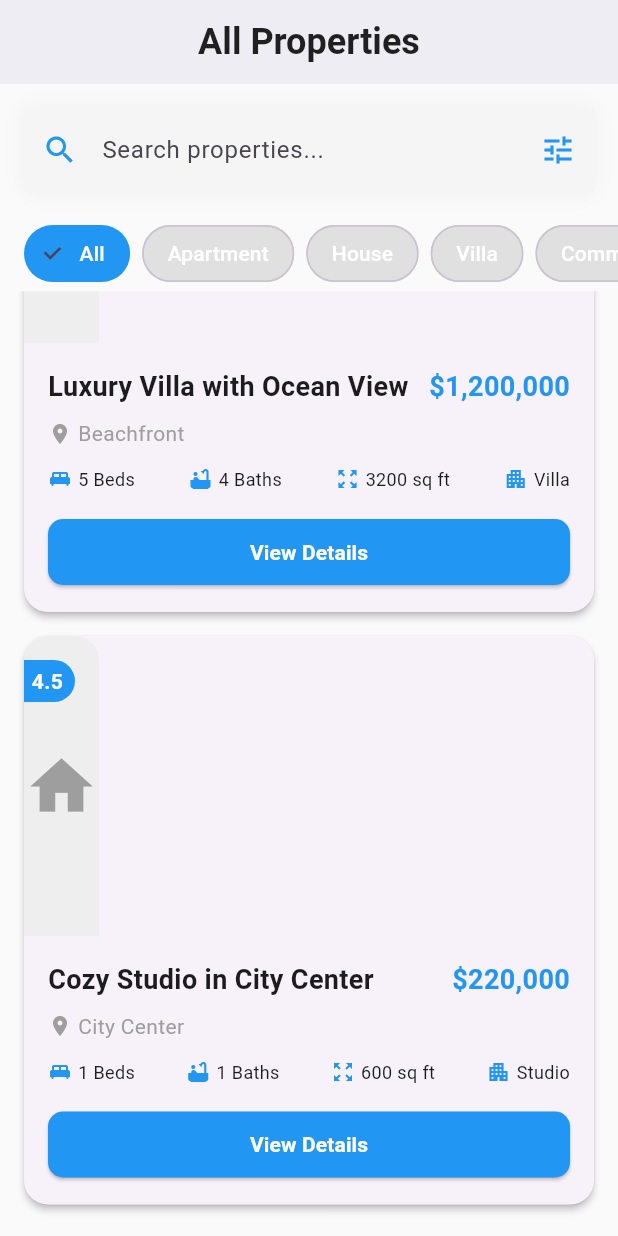
After one commit to Prashantkumar957/Sell-and-Rent, a Flutter app: the Viewscreen screen opened directly, scrolled down 576 dp, after a tap on "All", on a phone screen of 412 x 824 dp. The commit adds this screen. Run offline on Flutter 3.47's test engine with Material 3 defaults, Android fonts, the light colour scheme and no system bars; our stand-ins replace image_picker; network calls fail.

Commit message:
View Screen added

```diff
--- a/lib/Lisitng.dart
+++ b/lib/Lisitng.dart
@@ -1,6 +1,7 @@
 import 'package:flutter/material.dart';
 import 'package:image_picker/image_picker.dart';
-
+import 'package:sellandrent/ViewScreen.dart';
+import 'package:sellandrent/ViewScreen.dart';
 class MainScreen extends StatefulWidget {
   const MainScreen({Key? key}) : super(key: key);
 
@@ -51,13 +52,17 @@ class _MainScreenState extends State<MainScreen> {
   @override
   Widget build(BuildContext context) {
     return Scaffold(
+
       appBar: AppBar(
+
         title: const Text('List New Property',
-            style: TextStyle(fontWeight: FontWeight.w600)),
+            style: TextStyle(fontWeight: FontWeight.bold,color: Colors.white)),
         centerTitle: true,
         elevation: 0,
-        backgroundColor: Colors.white,
+        backgroundColor: Colors.blue,
         foregroundColor: Colors.black,
+
+
       ),
       backgroundColor: Colors.grey[50],
       body: SingleChildScrollView(
@@ -655,6 +660,7 @@ class _MainScreenState extends State<MainScreen> {
                   Expanded(
                     child: ElevatedButton(
                       onPressed: () {
+                        Navigator.pushReplacement(context, MaterialPageRoute(builder: (context) => Viewscreen()));
                         if (_formKey.currentState!.validate()) {
                           // Submit form
                         }
--- /dev/null
+++ b/lib/ViewScreen.dart
@@ -0,0 +1,349 @@
+import 'package:flutter/material.dart';
+
+class Viewscreen extends StatefulWidget {
+  const Viewscreen({super.key});
+
+  @override
+  State<Viewscreen> createState() => _ViewscreenState();
+}
+
+class _ViewscreenState extends State<Viewscreen> {
+  final TextEditingController _searchController = TextEditingController();
+  final List<Map<String, dynamic>> _properties = [
+    {
+      'title': 'Modern Apartment in Downtown',
+      'image': 'https://images.homes.com/listings/215/4317891514-889403291/140-rangeline-woods-cove-longwood-fl-primaryphoto.jpg',
+      'price': '\$450,000',
+      'type': 'Apartment',
+      'location': 'Downtown',
+      'bedrooms': 3,
+      'bathrooms': 2,
+      'area': '1200 sq ft',
+      'rating': 4.8,
+    },
+    {
+      'title': 'Luxury Villa with Ocean View',
+      'image': 'https://images.unsplash.com/photo-1564013799919-ab600027ffc6',
+      'price': '\$1,200,000',
+      'type': 'Villa',
+      'location': 'Beachfront',
+      'bedrooms': 5,
+      'bathrooms': 4,
+      'area': '3200 sq ft',
+      'rating': 4.9,
+    },
+    {
+      'title': 'Cozy Studio in City Center',
+      'image': 'https://images.unsplash.com/photo-1502672260266-1c1ef2d93688',
+      'price': '\$220,000',
+      'type': 'Studio',
+      'location': 'City Center',
+      'bedrooms': 1,
+      'bathrooms': 1,
+      'area': '600 sq ft',
+      'rating': 4.5,
+    },
+  ];
+
+  @override
+  Widget build(BuildContext context) {
+    return Scaffold(
+      backgroundColor: Colors.grey[50],
+      appBar: AppBar(
+        title: const Text(
+          "All Properties",
+          style: TextStyle(
+            fontWeight: FontWeight.bold,
+            color: Colors.black87,
+            fontSize: 24,
+          ),
+        ),
+        centerTitle: true,
+        elevation: 0,
+        backgroundColor: Colors.transparent,
+      ),
+      body: Column(
+        children: [
+          // Search Bar
+          Padding(
+            padding: const EdgeInsets.all(16.0),
+            child: Container(
+              decoration: BoxDecoration(
+                color: Colors.white,
+                borderRadius: BorderRadius.circular(12),
+                boxShadow: [
+                  BoxShadow(
+                    color: Colors.grey.withOpacity(0.1),
+                    blurRadius: 10,
+                    spreadRadius: 2,
+                  ),
+                ],
+              ),
+              child: TextField(
+                controller: _searchController,
+                decoration: InputDecoration(
+                  hintText: 'Search properties...',
+                  prefixIcon: const Icon(Icons.search, color: Colors.blue),
+                  border: InputBorder.none,
+                  contentPadding: const EdgeInsets.symmetric(
+                    vertical: 16,
+                    horizontal: 20,
+                  ),
+                  suffixIcon: IconButton(
+                    icon: const Icon(Icons.tune, color: Colors.blue),
+                    onPressed: () {
+                      // Open filters
+                    },
+                  ),
+                ),
+                onChanged: (value) {
+                  // Implement search functionality
+                  setState(() {});
+                },
+              ),
+            ),
+          ),
+
+          // Filter Chips
+          SizedBox(
+            height: 50,
+            child: ListView(
+              scrollDirection: Axis.horizontal,
+              padding: const EdgeInsets.symmetric(horizontal: 16),
+              children: [
+                _buildFilterChip('All'),
+                _buildFilterChip('Apartment'),
+                _buildFilterChip('House'),
+                _buildFilterChip('Villa'),
+                _buildFilterChip('Commercial'),
+              ],
+            ),
+          ),
+
+          // Property List
+          Expanded(
+            child: ListView.builder(
+              padding: const EdgeInsets.all(16),
+              itemCount: _properties.length,
+              itemBuilder: (context, index) {
+                final property = _properties[index];
+                return _buildPropertyCard(property);
+              },
+            ),
+          ),
+        ],
+      ),
+    );
+  }
+
+  Widget _buildFilterChip(String label) {
+    return Padding(
+      padding: const EdgeInsets.only(right: 8.0),
+      child: FilterChip(
+        label: Text(label),
+        labelStyle: const TextStyle(
+          color: Colors.white,
+          fontWeight: FontWeight.w500,
+        ),
+        selected: label == 'All', // You would manage this state properly
+        selectedColor: Colors.blue,
+        backgroundColor: Colors.grey[300],
+        onSelected: (bool selected) {
+          // Handle filter selection
+        },
+        shape: RoundedRectangleBorder(
+          borderRadius: BorderRadius.circular(20),
+        ),
+      ),
+    );
+  }
+
+  Widget _buildPropertyCard(Map<String, dynamic> property) {
+    return Card(
+      elevation: 2,
+      shape: RoundedRectangleBorder(
+        borderRadius: BorderRadius.circular(16),
+      ),
+      margin: const EdgeInsets.only(bottom: 16),
+      child: Column(
+        crossAxisAlignment: CrossAxisAlignment.start,
+        children: [
+          // Property Image
+          Stack(
+            children: [
+              ClipRRect(
+                borderRadius: const BorderRadius.vertical(
+                  top: Radius.circular(16),
+                ),
+                child: Image.network(
+                  property['image'],
+                  height: 200,
+                  width: double.infinity,
+                  fit: BoxFit.cover,
+                  loadingBuilder: (context, child, loadingProgress) {
+                    if (loadingProgress == null) return child;
+                    return Container(
+                      height: 200,
+                      color: Colors.grey[200],
+                      child: const Center(
+                        child: CircularProgressIndicator(),
+                      ),
+                    );
+                  },
+                  errorBuilder: (context, error, stackTrace) {
+                    return Container(
+                      height: 200,
+                      color: Colors.grey[200],
+                      child: const Icon(Icons.home, size: 50, color: Colors.grey),
+                    );
+                  },
+                ),
+              ),
+              Positioned(
+                top: 16,
+                right: 16,
+                child: Container(
+                  padding: const EdgeInsets.symmetric(
+                    horizontal: 8,
+                    vertical: 4,
+                  ),
+                  decoration: BoxDecoration(
+                    color: Colors.blue,
+                    borderRadius: BorderRadius.circular(20),
+                  ),
+                  child: Row(
+                    mainAxisSize: MainAxisSize.min,
+                    children: [
+                      const Icon(Icons.star, color: Colors.white, size: 16),
+                      const SizedBox(width: 4),
+                      Text(
+                        property['rating'].toString(),
+                        style: const TextStyle(
+                          color: Colors.white,
+                          fontWeight: FontWeight.bold,
+                        ),
+                      ),
+                    ],
+                  ),
+                ),
+              ),
+            ],
+          ),
+
+          // Property Details
+          Padding(
+            padding: const EdgeInsets.all(16.0),
+            child: Column(
+              crossAxisAlignment: CrossAxisAlignment.start,
+              children: [
+                // Title and Price
+                Row(
+                  mainAxisAlignment: MainAxisAlignment.spaceBetween,
+                  children: [
+                    Expanded(
+                      child: Text(
+                        property['title'],
+                        style: const TextStyle(
+                          fontSize: 18,
+                          fontWeight: FontWeight.bold,
+                        ),
+                        maxLines: 1,
+                        overflow: TextOverflow.ellipsis,
+                      ),
+                    ),
+                    Text(
+                      property['price'],
+                      style: const TextStyle(
+                        fontSize: 18,
+                        fontWeight: FontWeight.bold,
+                        color: Colors.blue,
+                      ),
+                    ),
+                  ],
+                ),
+
+                const SizedBox(height: 8),
+
+                // Location
+                Row(
+                  children: [
+                    const Icon(Icons.location_on, size: 16, color: Colors.grey),
+                    const SizedBox(width: 4),
+                    Text(
+                      property['location'],
+                      style: const TextStyle(color: Colors.grey),
+                    ),
+                  ],
+                ),
+
+                const SizedBox(height: 12),
+
+                // Features
+                Row(
+                  mainAxisAlignment: MainAxisAlignment.spaceBetween,
+                  children: [
+                    _buildFeatureItem(
+                      Icons.king_bed,
+                      '${property['bedrooms']} Beds',
+                    ),
+                    _buildFeatureItem(
+                      Icons.bathtub,
+                      '${property['bathrooms']} Baths',
+                    ),
+                    _buildFeatureItem(
+                      Icons.zoom_out_map,
+                      property['area'],
+                    ),
+                    _buildFeatureItem(
+                      Icons.apartment,
+                      property['type'],
+                    ),
+                  ],
+                ),
+
+                const SizedBox(height: 16),
+
+                // View Button
+                SizedBox(
+                  width: double.infinity,
+                  child: ElevatedButton(
+                    onPressed: () {
+                      // View property details
+                    },
+                    style: ElevatedButton.styleFrom(
+                      backgroundColor: Colors.blue,
+                      shape: RoundedRectangleBorder(
+                        borderRadius: BorderRadius.circular(10),
+                      ),
+                      padding: const EdgeInsets.symmetric(vertical: 12),
+                    ),
+                    child: const Text(
+                      'View Details',
+                      style: TextStyle(
+                        fontWeight: FontWeight.bold,
+                        color: Colors.white,
+                      ),
+                    ),
+                  ),
+                ),
+              ],
+            ),
+          ),
+        ],
+      ),
+    );
+  }
+
+  Widget _buildFeatureItem(IconData icon, String text) {
+    return Row(
+      children: [
+        Icon(icon, size: 16, color: Colors.blue),
+        const SizedBox(width: 4),
+        Text(
+          text,
+          style: const TextStyle(fontSize: 12),
+        ),
+      ],
+    );
+  }
+}
--- a/lib/main.dart
+++ b/lib/main.dart
@@ -1,4 +1,5 @@
 import 'package:flutter/material.dart';
+import 'package:sellandrent/Lisitng.dart';
 import 'splash.dart';
 
 void main() {
@@ -33,7 +34,7 @@ class MyApp extends StatelessWidget {
           ),
         ),
       ),
-      home:  SplashScreen(),
+      home: SplashScreen(),
     );
   }
 }
```
